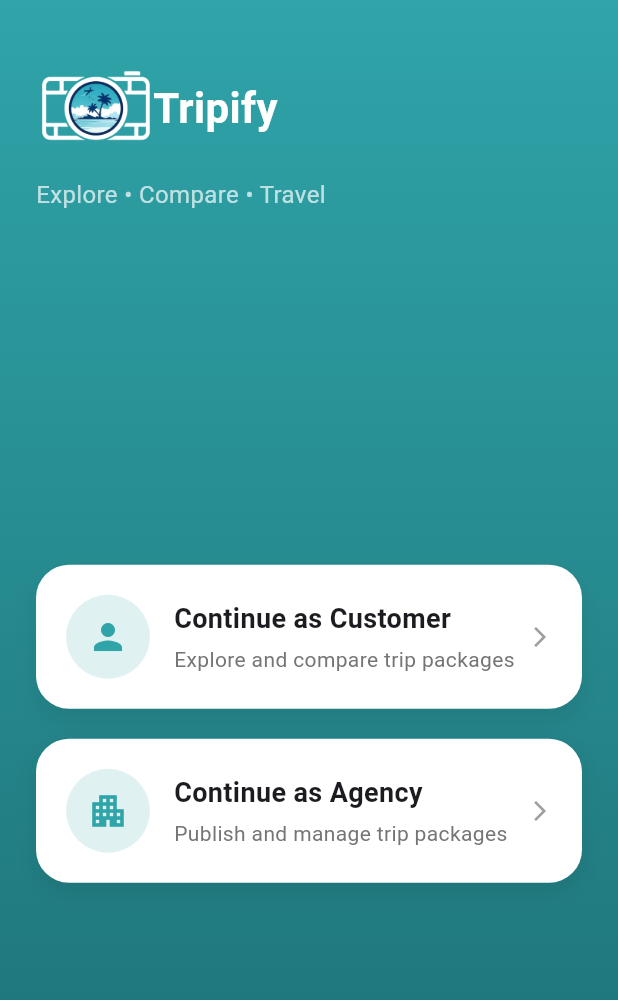
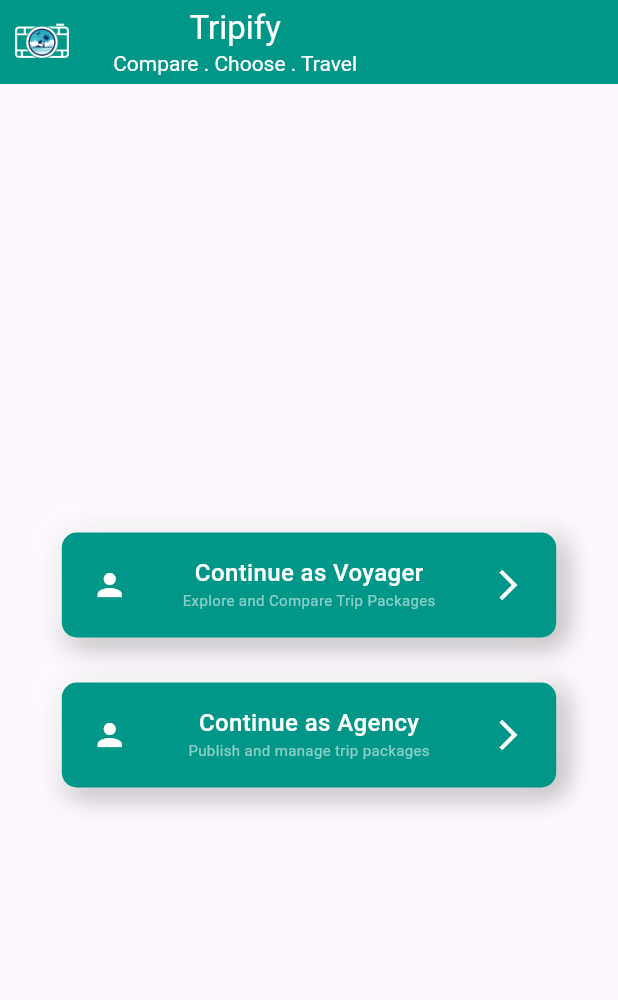
Before and after one commit to maria1051has/TripifyProject, a Flutter app: the screen it shows after launch, on a phone screen of 412 x 824 dp. Shown: the top 1000 px of the screen. Run offline on Flutter 3.47's test engine with Material 3 defaults, Android fonts, the phone set to English and light mode, and no system bars; our stand-ins replace image_picker.

Commit message:
Updated home page UI

```diff
--- a/lib/home_page.dart
+++ b/lib/home_page.dart
@@ -1,188 +1,138 @@
 import 'package:flutter/material.dart';
-import 'customer/customer_login_screen.dart';
+import 'package:tripifyUpdated/customer/customer_login_screen.dart';
+import 'customer/home_feed_screen.dart';
 import 'agency/agency_login_screen.dart';
 
-class HomePage extends StatelessWidget {
-
+class HomePage extends StatefulWidget {
   const HomePage({super.key});
 
   @override
+  State<HomePage> createState() => _HomePageState();
+}
+
+class _HomePageState extends State<HomePage> {
+  @override
   Widget build(BuildContext context) {
     return Scaffold(
-      body: Container(
-        width: double.infinity,
-        decoration: const BoxDecoration(
-          gradient: LinearGradient(
-            begin: Alignment.topCenter,
-            end: Alignment.bottomCenter,
-            colors: [
-              Color(0xFF2FA4A9),
-              Color(0xFF1C6E73),
-            ],
+
+      appBar: AppBar(
+        leading: Padding(
+          padding: const EdgeInsets.all(8.0),
+          child: Image.asset(
+            'assets/whitelogo2.png',
           ),
         ),
-        child: SafeArea(
-          child: Padding(
-            padding: const EdgeInsets.symmetric(horizontal: 24),
-            child: Column(
-              crossAxisAlignment: CrossAxisAlignment.start,
+        title: Column(
           children: [
-                const SizedBox(height: 32),
-
-                // LOGO + APP NAME
-                Row(
-                  crossAxisAlignment: CrossAxisAlignment.center,
-                  children: [
-                    Image.asset(
-                      'assets/whitelogo2.png',
-                      height: 80,
-                      width: 80,
-                      fit: BoxFit.contain,
-                    ),
-                    Transform.translate(
-                      offset: const Offset(-2, 0), // Moves the text 6 pixels left
-                      child: const Text(
-                        'Tripify',
-                        style: TextStyle(
-                          fontSize: 28,
-                          fontWeight: FontWeight.bold,
-                          color: Colors.white,
-                        ),
-                      ),
+            Text('Tripify',style: TextStyle(color: Colors.white)),
+            Text(" Compare . Choose . Travel ",style: TextStyle(fontSize: 14,color:Colors.white),
             ),
           ],
         ),
 
-                const SizedBox(height: 6),
+        backgroundColor: Colors.teal,
+      ),
+      body:Center(
+        child: Column(
+          mainAxisAlignment: MainAxisAlignment.center,
+          children:[
 
-                // Tagline
-                const Text(
-                  'Explore • Compare • Travel',
-                  style: TextStyle(
-                    fontSize: 16,
-                    color: Colors.white70,
-                  ),
-                ),
-
-                const Spacer(),
-
-                // Customer Card
-                RoleOptionCard(
-                  icon: Icons.person,
-                  title: 'Continue as Customer',
-                  subtitle: 'Explore and compare trip packages',
-                  onTap: () {
-                    Navigator.pushReplacement(
-                      context,
-                      MaterialPageRoute(
-                        builder: (_) =>
-                        const CustomerLoginScreen(),
-                      ),
-                    );
-                  },
-                ),
-
-                const SizedBox(height: 20),
-
-
-                RoleOptionCard(
-                  icon: Icons.apartment,
-                  title: 'Continue as Agency',
-                  subtitle: 'Publish and manage trip packages',
+            Padding(padding: const EdgeInsets.symmetric(horizontal:30),
+              child: GestureDetector(
                 onTap: () {
                   Navigator.push(
                     context,
                     MaterialPageRoute(
-                        builder: (_) => const AgencyLoginScreen(),
+                      builder: (context) => CustomerLoginScreen(),
                     ),
                   );
                 },
+                child:Container(
+                  height:70,
+                  width:MediaQuery.of(context).size.width * 0.8,
+                  decoration: BoxDecoration(
+                      borderRadius: BorderRadius.circular(10),
+                      color: Colors.teal,
+                      boxShadow: [
+                        BoxShadow(color:Colors.grey.shade500,offset:Offset(4.0,4.0),blurRadius:15.0, spreadRadius: 1.0,),
+                        BoxShadow(color:Colors.white,offset:Offset(-4.0,-4.0),blurRadius:15.0, spreadRadius: 1.0,),
+                      ]
+
+                  ),
+                  child: Padding(
+                    padding: const EdgeInsets.symmetric(horizontal: 20),
+                    child: Row(
+                      mainAxisAlignment: MainAxisAlignment.spaceBetween,
+                      children: [
+                        Icon(Icons.person, color: Colors.white),
+                        Padding(
+                          padding: const EdgeInsets.all(15),
+                          child: Column(
+                              crossAxisAlignment: CrossAxisAlignment.center,
+                              children:[
+                                Text("Continue as Voyager", style: TextStyle(fontSize: 16, color: Colors.white, fontWeight: FontWeight.w500,),),
+                                Text("Explore and Compare Trip Packages",style: TextStyle(fontSize: 10,color:Colors.white54),),
+                              ]
+                          ),
+                        ),
+                        Icon(Icons.arrow_forward_ios, color: Colors.white),
+                      ],
                     ),
 
-                const Spacer(),
-              ],
                   ),
                 ),
               ),
             ),
+            SizedBox(height:30),
+            Padding(padding: const EdgeInsets.symmetric(horizontal:30),
+              child: GestureDetector(
+                onTap: () {
+                  Navigator.push(
+                    context,
+                    MaterialPageRoute(
+                      builder: (context) => AgencyLoginScreen(),
+                    ),
                   );
-  }
-}
+                },
+                child:Container(
+                  height:70,
+                  width:MediaQuery.of(context).size.width * 0.8,
+                  decoration: BoxDecoration(
+                      borderRadius: BorderRadius.circular(10),
+                      color: Colors.teal,
+                      boxShadow: [
+                        BoxShadow(color:Colors.grey.shade500,offset:Offset(4.0,4.0),blurRadius:15.0, spreadRadius: 1.0,),
+                        BoxShadow(color:Colors.white,offset:Offset(-4.0,-4.0),blurRadius:15.0, spreadRadius: 1.0,),
+                      ]
+
+                  ),
+                  child: Padding(
+                    padding: const EdgeInsets.symmetric(horizontal: 20),
+                    child: Row(
+                      mainAxisAlignment: MainAxisAlignment.spaceBetween,
+                      children: [
+                        Icon(Icons.person, color: Colors.white),
+                        Padding(
+                          padding: const EdgeInsets.all(15),
+                          child: Column(
+                              crossAxisAlignment: CrossAxisAlignment.center,
+                              children:[
+                                Text("Continue as Agency", style: TextStyle(fontSize: 16, color: Colors.white, fontWeight: FontWeight.w500,),),
+                                Text("Publish and manage trip packages",style: TextStyle(fontSize:10,color:Colors.white54),),
+                              ]
+                          ),
+                        ),
+                        Icon(Icons.arrow_forward_ios, color: Colors.white),
+                      ],
+                    ),
+
+                  ),
+                ),
+              ),
+            ),
 
 
-class RoleOptionCard extends StatelessWidget {
-  final IconData icon;
-  final String title;
-  final String subtitle;
-  final VoidCallback onTap;
 
-  const RoleOptionCard({
-    super.key,
-    required this.icon,
-    required this.title,
-    required this.subtitle,
-    required this.onTap,
-  });
-
-  @override
-  Widget build(BuildContext context) {
-    return GestureDetector(
-      onTap: onTap,
-      child: Container(
-        padding: const EdgeInsets.all(20),
-        decoration: BoxDecoration(
-          color: Colors.white,
-          borderRadius: BorderRadius.circular(22),
-          boxShadow: [
-            BoxShadow(
-              color: Colors.black.withOpacity(0.08),
-              blurRadius: 12,
-              offset: const Offset(0, 6),
-            ),
-          ],
-        ),
-        child: Row(
-          children: [
-            Container(
-              padding: const EdgeInsets.all(14),
-              decoration: BoxDecoration(
-                color: const Color(0xFF2FA4A9).withOpacity(0.15),
-                shape: BoxShape.circle,
-              ),
-              child: Icon(
-                icon,
-                size: 28,
-                color: const Color(0xFF2FA4A9),
-              ),
-            ),
-            const SizedBox(width: 16),
-            Expanded(
-              child: Column(
-                crossAxisAlignment: CrossAxisAlignment.start,
-                children: [
-                  Text(
-                    title,
-                    style: const TextStyle(
-                      fontSize: 18,
-                      fontWeight: FontWeight.w600,
-                    ),
-                  ),
-                  const SizedBox(height: 4),
-                  Text(
-                    subtitle,
-                    style: TextStyle(
-                      fontSize: 14,
-                      color: Colors.grey[600],
-                    ),
-                  ),
-                ],
-              ),
-            ),
-            const Icon(
-              Icons.arrow_forward_ios,
-              size: 16,
-              color: Colors.grey,
-            ),
           ],
         ),
       ),
```
Also changed, not shown: pubspec.lock. Lines whose indentation alone changed are shown as unchanged.
